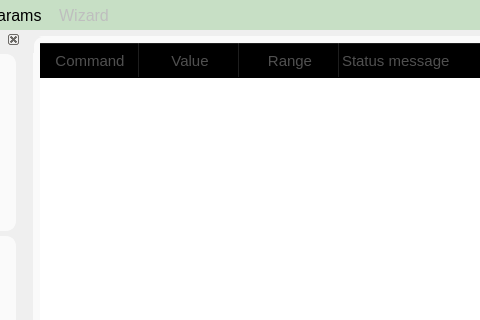
This is apps/Lab-on-a-tip/protocolEditor.ui in bellonemauro/Labonatip2.0 as Qt 5 draws it before an edit; both pictures show x 259 to 739 and y 0 to 320 of the 1375 by 803 pixel window. The edited form follows.
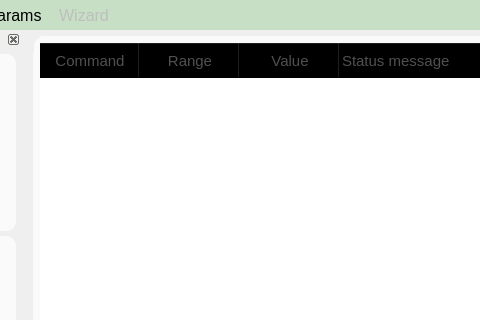
This is the edited form. Icons and pictures are not drawn.

Patch:
```diff
--- a/apps/Lab-on-a-tip/protocolEditor.ui
+++ b/apps/Lab-on-a-tip/protocolEditor.ui
@@ -838,7 +838,7 @@
              </column>
              <column>
               <property name="text">
-               <string>Value</string>
+               <string>Range</string>
               </property>
               <property name="textAlignment">
                <set>AlignCenter</set>
@@ -846,7 +846,7 @@
              </column>
              <column>
               <property name="text">
-               <string>Range</string>
+               <string>Value</string>
               </property>
               <property name="textAlignment">
                <set>AlignCenter</set>
```
